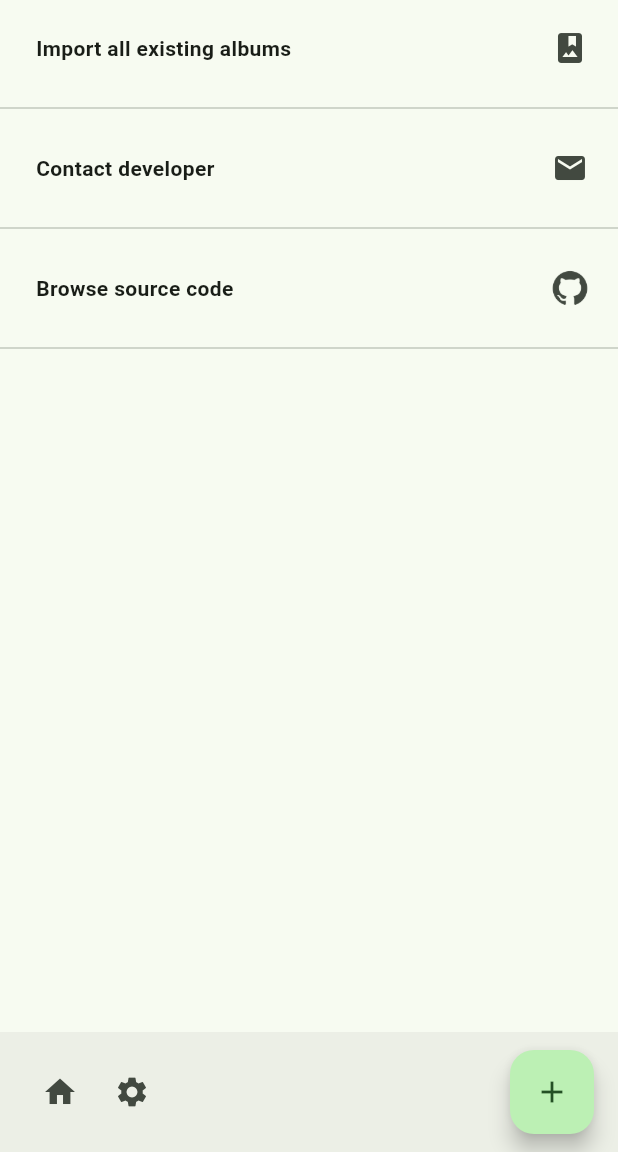
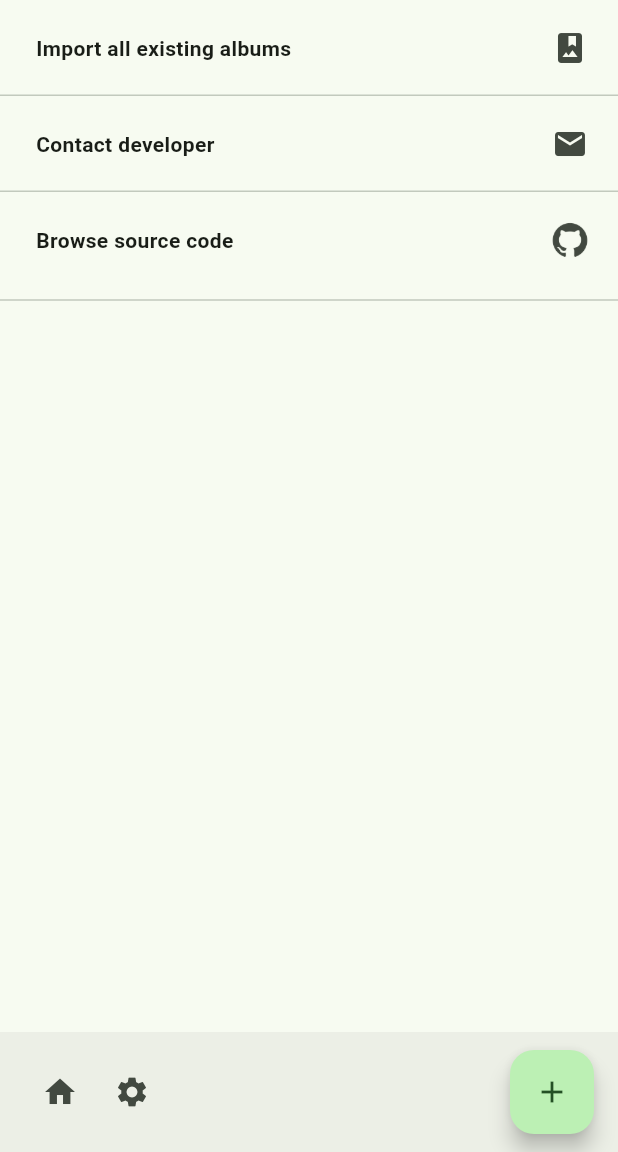
Before and after one commit to NielsLee/SnapSaver, a Flutter app: the screen it shows after launch, after a tap on the "settings" icon, on a phone screen of 412 x 824 dp, the part 84-1236 px from its top. Run offline on Flutter 3.47's test engine with Material 3 defaults, Android fonts, the phone set to English and light mode, and no system bars; our stand-ins replace audioplayers, camera, file_picker, sqflite; accounts and stored records are empty; generated files the repository leaves out were written again.

Commit message:
修正中文翻译，实现镜头选择功能

```diff
--- a/lib/home_screen.dart
+++ b/lib/home_screen.dart
@@ -18,6 +18,7 @@ class HomeScreen extends StatefulWidget {
 
 class HomeScreenState extends State<HomeScreen> {
   late List<CameraDescription> cameras;
+  late int selectedCamera = 0;
   late CameraController _controller;
   Future<void>? _initializeControllerFuture;
   bool isCapturing = false;
@@ -33,7 +34,7 @@ class HomeScreenState extends State<HomeScreen> {
     WidgetsFlutterBinding.ensureInitialized();
 
     cameras = await availableCameras();
-    _controller = CameraController(cameras[0], ResolutionPreset.max, enableAudio: false);
+    _controller = CameraController(cameras[selectedCamera], ResolutionPreset.max, enableAudio: false);
 
     _initializeControllerFuture = _controller.initialize();
     if (mounted) {
@@ -64,24 +65,52 @@ class HomeScreenState extends State<HomeScreen> {
                       child: FutureBuilder<void>(
                         future: _initializeControllerFuture,
                         builder: (context, snapshot) {
-                        if (snapshot.connectionState == ConnectionState.done
-                        && !isCapturing) {
-                          // If the Future is complete, display the preview.
-                          return ClipRRect(
+                          if (snapshot.connectionState ==
+                                  ConnectionState.done &&
+                              !isCapturing) {
+                            return Stack(
+                                alignment: AlignmentDirectional.bottomCenter,
+                                children: <Widget>[
+                                  ClipRRect(
                                     borderRadius: BorderRadius.circular(18),
-                              child: CameraPreview(_controller));
+                                    child: Stack(children: <Widget>[
+                                      CameraPreview(_controller),
+                                    ]),
+                                  ),
+                                  DropdownButton<int>(
+                                    value: selectedCamera,
+                                    onChanged: (int? newCamera) {
+                                      if (newCamera == null || newCamera == selectedCamera) return;
+                                      selectedCamera = newCamera;
+                                      setState(() {
+                                        _controller = CameraController(cameras[selectedCamera], ResolutionPreset.max, enableAudio: false);
+                                        _initializeControllerFuture = _controller.initialize();
+                                      });
+                                    },
+                                    underline: Divider(
+                                        height: 0, color: Colors.transparent),
+                                    items: List.generate(cameras.length,
+                                        (cameraIndex) {
+                                      return DropdownMenuItem(
+                                          value: cameraIndex,
+                                          child:
+                                              Text(cameras[cameraIndex].name));
+                                    }),
+                                    icon: Container(padding: EdgeInsets.all(8), child: Icon(Icons.cameraswitch),),
+                                  ),
+                                ]);
                           } else {
                             // Otherwise, display a loading indicator.
                             return const Center(
                                 child: CircularProgressIndicator());
                           }
                         },
-                    )),
-              ),
+                      ))),
             ),
             Expanded(
                 child: MasonryGridView.builder(
-                    padding: EdgeInsets.fromLTRB(saversRowPadding, 0, saversRowPadding, 12),
+                    padding: EdgeInsets.fromLTRB(
+                        saversRowPadding, 0, saversRowPadding, 12),
                     itemCount: itemList.length,
                     scrollDirection: Axis.horizontal,
                     gridDelegate:
@@ -99,17 +128,18 @@ class HomeScreenState extends State<HomeScreen> {
                                   isCapturing = true;
                                 });
 
-                                await AudioPlayer().play(AssetSource('sounds/camera_shutter.mp3'));
+                                await AudioPlayer().play(
+                                    AssetSource('sounds/camera_shutter.mp3'));
                                 final image = await _controller.takePicture();
 
                                 setState(() {
                                   isCapturing = false;
                                 });
 
-                                await moveXFileToFile(image, itemList[index].path);
+                                await moveXFileToFile(
+                                    image, itemList[index].path);
 
                                 if (!context.mounted) return;
-
                               } catch (e) {
                                 log(e.toString());
                               }
--- a/lib/l10n/app_zh.arb
+++ b/lib/l10n/app_zh.arb
@@ -1,11 +1,11 @@
 {
     "appTitle": "快存相机",
     "howToUse": "如何使用？",
-    "helpContent": "首先，点击右下角的按钮，输入图片保存路径和名称，创建一个新的截图按钮；然后，点击创建的按钮，即可截图并保存到按钮对应的路径中。\n注意：在有的手机上，新建的文件夹需要重启以后才会被图库应用识别到。",
+    "helpContent": "首先，点击右下角的按钮，输入图片保存路径和名称，创建一个新的拍照键；然后，点击创建的按钮，即可拍照并保存到按钮对应的路径中。\n注意：在有的手机上，新建的文件夹需要重启以后才会被图库应用识别到。",
     "createANewSaver": "创建新的拍照按钮",
     "path": "图片保存路径",
     "selectPath": "选择保存路径",
-    "name": "截图按钮名称",
+    "name": "拍照键名称",
     "ok": "确定",
     "cancel": "取消",
     "importAllExistingAlbums": "导入全部已有相册",
--- a/lib/settings_screen.dart
+++ b/lib/settings_screen.dart
@@ -35,7 +35,7 @@ class SettingsScreenState extends State<SettingsScreen> {
             ],
           ),
         ),
-        Divider(),
+        Divider(height: 0),
         Container(
           padding: const EdgeInsets.all(8),
           child: Row(
@@ -51,7 +51,7 @@ class SettingsScreenState extends State<SettingsScreen> {
             ],
           ),
         ),
-        Divider(),
+        Divider(height: 0),
         Container(
           padding: const EdgeInsets.all(8),
           child: Row(
```
Also changed, not shown: pubspec.lock. Lines whose indentation alone changed are shown as unchanged.
